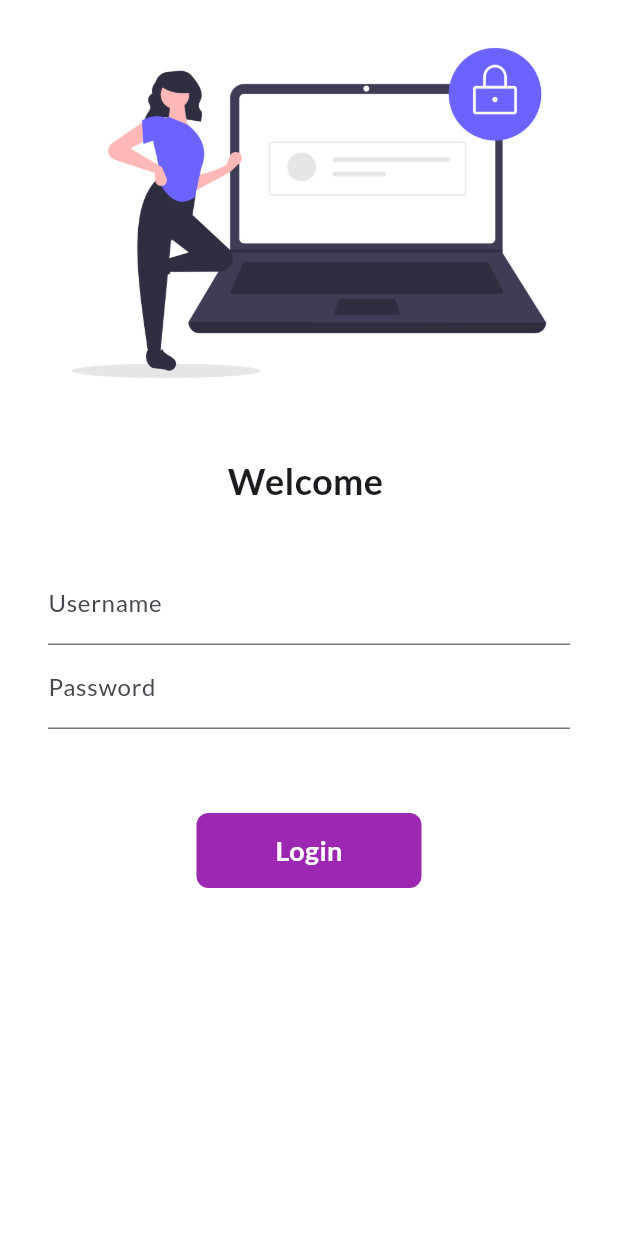
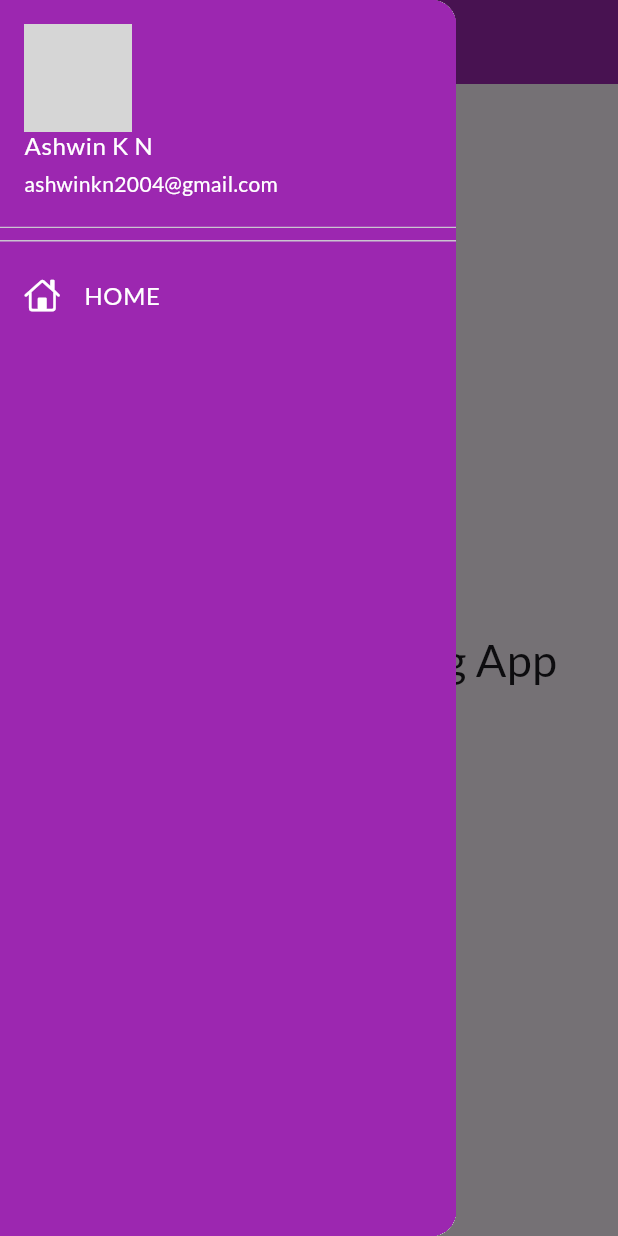
Before and after one commit to ashwinkn2004/FirstFlutterApp, a Flutter app: the screen it shows after launch, with the side drawer open (before the commit the screen has no drawer), on a phone screen of 412 x 824 dp. Run offline on Flutter 3.47's test engine with Material 3 defaults, Android fonts, the phone set to English and light mode, and no system bars; our stand-ins replace google_fonts; network calls fail; grey boxes are pictures that could not be loaded.

Commit message:
drawer file for proile is added

```diff
--- a/lib/main.dart
+++ b/lib/main.dart
@@ -14,12 +14,13 @@ class MyApp extends StatelessWidget {
   @override
   Widget build(BuildContext context) {
     return MaterialApp(
+      debugShowCheckedModeBanner: false,
       theme: ThemeData(
         primarySwatch: Colors.purple,
         fontFamily: GoogleFonts.lato().fontFamily,
         primaryTextTheme: GoogleFonts.latoTextTheme(),
       ),
-      initialRoute: "/login",
+      initialRoute: MyRoutes.homeRoute,
       routes: {
         "/": (context) => LoginPage(),
         MyRoutes.homeRoute: (context) => HomePage(),
--- a/lib/pages/home_page.dart
+++ b/lib/pages/home_page.dart
@@ -1,3 +1,6 @@
+// ignore_for_file: prefer_const_constructors
+
+import 'package:catalog_app/widgets/drawer.dart';
 import 'package:flutter/material.dart';
 
 class HomePage extends StatelessWidget {
@@ -27,7 +30,7 @@ class HomePage extends StatelessWidget {
           ),
         ),
       ),
-      drawer: Drawer(),
+      drawer: MyDrawer(),
     );
   }
 }
--- /dev/null
+++ b/lib/widgets/drawer.dart
@@ -0,0 +1,49 @@
+// ignore_for_file: prefer_const_constructors, prefer_const_literals_to_create_immutables
+
+import 'package:flutter/cupertino.dart';
+import 'package:flutter/material.dart';
+
+class MyDrawer extends StatelessWidget {
+  const MyDrawer({super.key});
+
+  final imageUrl = "https://avatars.githubusercontent.com/u/88036631?v=4";
+
+  @override
+  Widget build(BuildContext context) {
+    return Drawer(
+      //backgroundColor: Colors.purple,
+      child: Container(
+        color: Colors.purple,
+        child: ListView(
+          padding: EdgeInsets.zero,
+          children: [
+            DrawerHeader(
+                //decoration: BoxDecoration(color: Colors.purple),
+                padding: EdgeInsets.zero,
+                child: UserAccountsDrawerHeader(
+                  accountName: Text(
+                    "Ashwin K N",
+                    style: TextStyle(color: Colors.white),
+                  ),
+                  accountEmail: Text(
+                    "ashwinkn2004@gmail.com",
+                    style: TextStyle(color: Colors.white),
+                  ),
+                  currentAccountPicture: CircleAvatar(
+                    backgroundImage: NetworkImage(imageUrl),
+                  ),
+                  decoration: BoxDecoration(color: Colors.purple),
+                )),
+            ListTile(
+              leading: Icon(
+                CupertinoIcons.home,
+                color: Colors.white,
+              ),
+              title: Text("HOME", style: TextStyle(color: Colors.white)),
+            )
+          ],
+        ),
+      ),
+    );
+  }
+}
```
